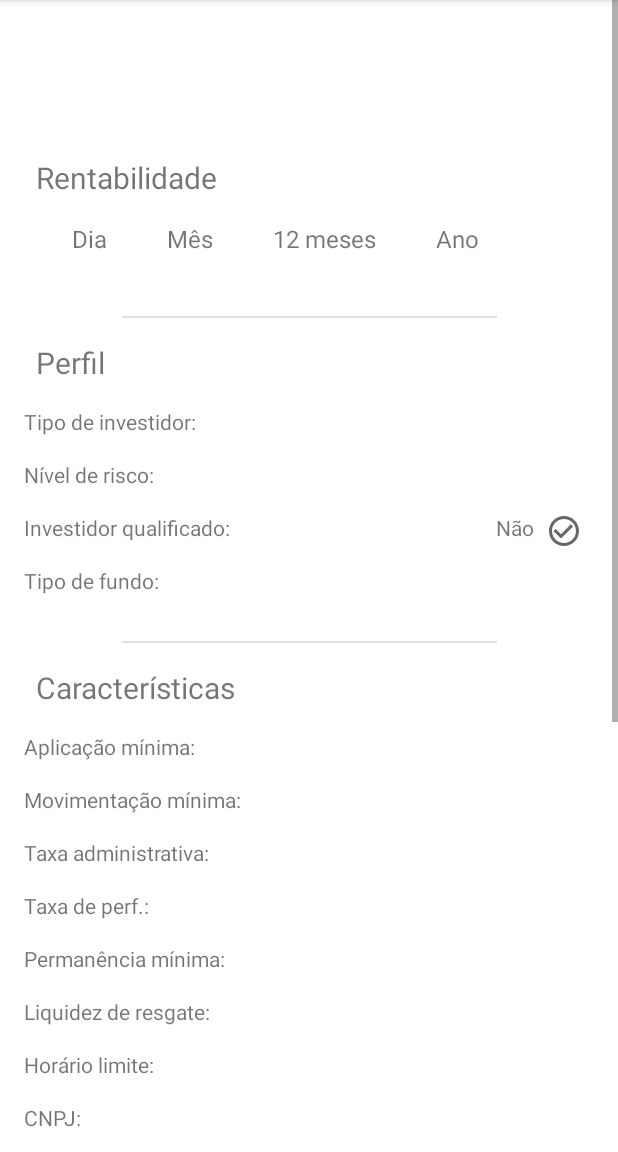
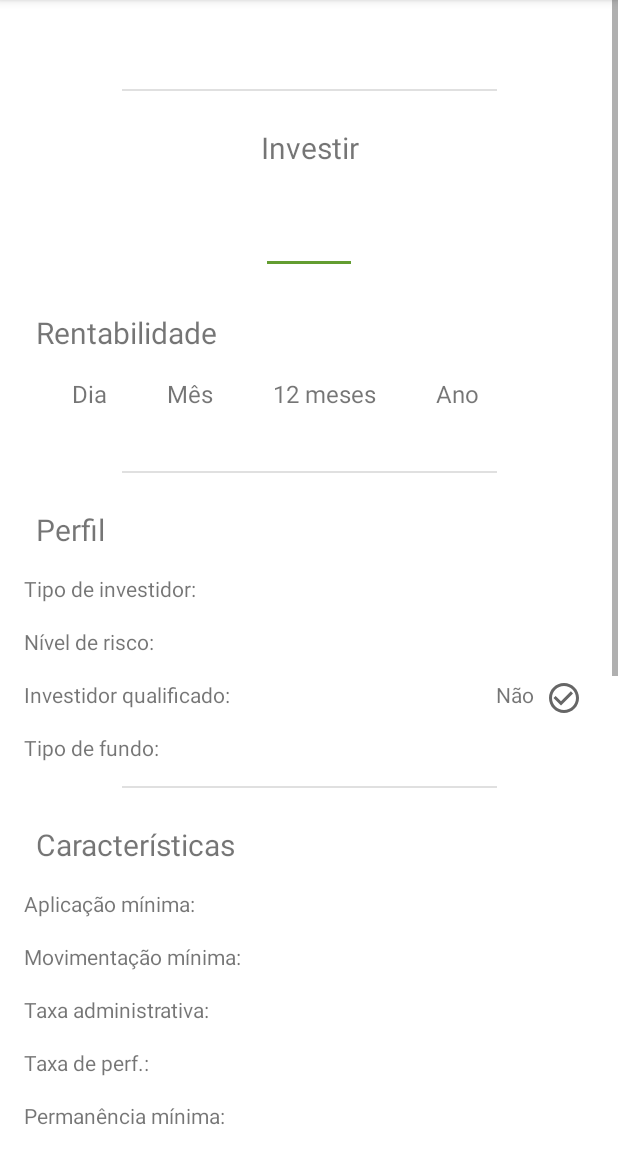
Before and after one commit to R-Vaccari/listador-de-fundos, an Android app: the FundoActivity screen opened directly, with no data from a screen before it, on a phone screen of 412 x 824 dp, the part 84-1236 px from its top. Run offline under Robolectric (Android 15) with nearby library versions, the phone set to English and light mode, and no system bars; libraries missing offline, so code that uses them is left out: com.nostra13.universalimageloader; 23 statements that could not run were skipped.

Commit message:
FundoActivity tweaks and 'invest' section. Cache set to secondary thread, reduced 2 methods to 1

```diff
--- a/app/src/main/java/com/rvapp/listadordefundos/activities/FundoActivity.java
+++ b/app/src/main/java/com/rvapp/listadordefundos/activities/FundoActivity.java
@@ -12,6 +12,7 @@ import androidx.core.content.res.ResourcesCompat;
 import androidx.recyclerview.widget.LinearLayoutManager;
 import androidx.recyclerview.widget.RecyclerView;
 
+import com.google.android.material.textfield.TextInputLayout;
 import com.google.android.material.textview.MaterialTextView;
 import com.nostra13.universalimageloader.core.ImageLoader;
 import com.rvapp.listadordefundos.R;
@@ -48,6 +49,7 @@ public class FundoActivity extends AppCompatActivity {
 
     private void setMainViews() {
         MaterialTextView textFullName = findViewById(R.id.fundo_fullName);
+        TextInputLayout inputLayout = findViewById(R.id.fundo_input_layout);
         MaterialTextView textDayProfit = findViewById(R.id.fundo_profitability_day_value);
         MaterialTextView textMonthProfit = findViewById(R.id.fundo_profitability_month_value);
         MaterialTextView text12mProfit = findViewById(R.id.fundo_profitability_12m_value);
@@ -73,6 +75,7 @@ public class FundoActivity extends AppCompatActivity {
         fundo = intent.getExtras().getParcelable("fundo"); // Recebe Fundo da MainActivity.
 
         textFullName.setText(fundo.getFullName());
+        inputLayout.setPrefixText("R$");
         textDayProfit.setText(fundo.getProfitabilities().getDay().substring(0, 6) + "%");
         textMonthProfit.setText(fundo.getProfitabilities().getMonth().substring(0, 6) + "%");
         text12mProfit.setText(fundo.getProfitabilities().getM12().substring(0, 6) + "%");
--- a/app/src/main/res/layout/activity_fundo.xml
+++ b/app/src/main/res/layout/activity_fundo.xml
@@ -10,6 +10,10 @@
     <androidx.constraintlayout.widget.ConstraintLayout
         android:layout_width="match_parent"
         android:layout_height="wrap_content"
+        android:paddingBottom="8dp">
+        <androidx.constraintlayout.widget.ConstraintLayout
+            android:layout_width="match_parent"
+            android:layout_height="match_parent"
             android:layout_margin="8dp">
             <View
                 android:id="@+id/middle"
@@ -32,16 +36,54 @@
                 app:layout_constraintStart_toStartOf="parent"
                 app:layout_constraintTop_toTopOf="parent" />
 
+            <View
+                android:id="@+id/fundo_divider_invest"
+                android:layout_width="250dp"
+                android:layout_height="1dp"
+                android:layout_marginTop="16dp"
+                android:background="?android:attr/dividerVertical"
+                app:layout_constraintEnd_toEndOf="parent"
+                app:layout_constraintStart_toStartOf="parent"
+                app:layout_constraintTop_toBottomOf="@+id/fundo_fullName" />
+
+            <com.google.android.material.textview.MaterialTextView
+                android:id="@+id/fundo_invest"
+                style="@style/Subtitles"
+                android:layout_width="match_parent"
+                android:layout_height="wrap_content"
+                android:layout_marginTop="24dp"
+                android:text="@string/investir"
+                android:textAlignment="center"
+                app:layout_constraintStart_toStartOf="parent"
+                app:layout_constraintTop_toBottomOf="@+id/fundo_divider_invest" />
+
+            <com.google.android.material.textfield.TextInputLayout
+                android:layout_width="100dp"
+                android:layout_height="wrap_content"
+                android:id="@+id/fundo_input_layout"
+                android:layout_marginTop="8dp"
+                android:gravity="center"
+                app:layout_constraintEnd_toEndOf="parent"
+                app:layout_constraintStart_toStartOf="parent"
+                app:layout_constraintTop_toBottomOf="@id/fundo_invest" >
+                <com.google.android.material.textfield.TextInputEditText
+                    android:id="@+id/fundo_input"
+                    android:backgroundTint="@android:color/transparent"
+                    android:textColor="@color/green_medium"
+                    android:layout_width="wrap_content"
+                    android:layout_height="wrap_content" />
+            </com.google.android.material.textfield.TextInputLayout>
+
             <com.google.android.material.textview.MaterialTextView
                 android:id="@+id/fundo_profitability_subtitle"
+                style="@style/Subtitles"
                 android:layout_width="wrap_content"
                 android:layout_height="wrap_content"
                 android:layout_marginStart="16dp"
-            android:layout_marginTop="48dp"
+                android:layout_marginTop="32dp"
                 android:text="@string/rentabilidade"
-            style="@style/Subtitles"
                 app:layout_constraintStart_toStartOf="parent"
-            app:layout_constraintTop_toBottomOf="@+id/fundo_fullName" />
+                app:layout_constraintTop_toBottomOf="@+id/fundo_input_layout" />
 
             <com.google.android.material.textview.MaterialTextView
                 android:id="@+id/fundo_profitability_day"
@@ -52,7 +94,7 @@
                 android:text="@string/dia"
                 android:textSize="16sp"
                 app:layout_constraintStart_toStartOf="parent"
-            app:layout_constraintTop_toBottomOf="@+id/fundo_profitability_subtitle" />
+                app:layout_constraintTop_toBottomOf="@id/fundo_profitability_subtitle" />
 
             <com.google.android.material.textview.MaterialTextView
                 android:id="@+id/fundo_profitability_day_value"
@@ -72,8 +114,8 @@
                 android:layout_marginTop="16dp"
                 android:text="@string/mes"
                 android:textSize="16sp"
-            app:layout_constraintStart_toEndOf="@+id/fundo_profitability_day"
-            app:layout_constraintTop_toBottomOf="@+id/fundo_profitability_subtitle" />
+                app:layout_constraintStart_toEndOf="@id/fundo_profitability_day"
+                app:layout_constraintTop_toBottomOf="@id/fundo_profitability_subtitle" />
 
             <com.google.android.material.textview.MaterialTextView
                 android:id="@+id/fundo_profitability_month_value"
@@ -93,8 +135,8 @@
                 android:layout_marginTop="16dp"
                 android:text="@string/doze_meses"
                 android:textSize="16sp"
-            app:layout_constraintStart_toEndOf="@+id/fundo_profitability_month"
-            app:layout_constraintTop_toBottomOf="@+id/fundo_profitability_subtitle" />
+                app:layout_constraintStart_toEndOf="@id/fundo_profitability_month"
+                app:layout_constraintTop_toBottomOf="@id/fundo_profitability_subtitle" />
 
             <com.google.android.material.textview.MaterialTextView
                 android:id="@+id/fundo_profitability_12m_value"
@@ -114,8 +156,8 @@
                 android:layout_marginTop="16dp"
                 android:text="@string/ano"
                 android:textSize="16sp"
-            app:layout_constraintStart_toEndOf="@+id/fundo_profitability_12m"
-            app:layout_constraintTop_toBottomOf="@+id/fundo_profitability_subtitle" />
+                app:layout_constraintStart_toEndOf="@id/fundo_profitability_12m"
+                app:layout_constraintTop_toBottomOf="@id/fundo_profitability_subtitle" />
 
             <com.google.android.material.textview.MaterialTextView
                 android:id="@+id/fundo_profitability_year_value"
@@ -128,25 +170,26 @@
                 app:layout_constraintTop_toBottomOf="@id/fundo_profitability_year" />
 
             <View
-            android:id="@+id/view"
+                android:id="@+id/fundo_divider_profile"
                 android:layout_width="250dp"
                 android:layout_height="1dp"
-            android:layout_marginBottom="16dp"
+                android:layout_marginTop="16dp"
                 android:background="?android:attr/dividerVertical"
                 app:layout_constraintBottom_toTopOf="@+id/fundo_profile_subtitle"
                 app:layout_constraintEnd_toEndOf="parent"
-            app:layout_constraintStart_toStartOf="parent" />
+                app:layout_constraintStart_toStartOf="parent"
+                app:layout_constraintTop_toBottomOf="@+id/fundo_profitability_12m_value" />
 
             <com.google.android.material.textview.MaterialTextView
                 android:id="@+id/fundo_profile_subtitle"
                 android:layout_width="wrap_content"
                 android:layout_height="wrap_content"
                 android:layout_marginStart="16dp"
-            android:layout_marginTop="96dp"
+                android:layout_marginTop="24dp"
                 android:text="@string/perfil"
                 style="@style/Subtitles"
                 app:layout_constraintStart_toStartOf="parent"
-            app:layout_constraintTop_toBottomOf="@id/fundo_profitability_subtitle" />
+                app:layout_constraintTop_toBottomOf="@id/fundo_divider_profile" />
 
             <com.google.android.material.textview.MaterialTextView
                 android:layout_width="wrap_content"
@@ -245,24 +288,25 @@
                 app:layout_constraintTop_toBottomOf="@id/fundo_profile_fund_qualified" />
 
             <View
+                android:id="@+id/fundo_divider_characteristics"
                 android:layout_width="250dp"
                 android:layout_height="1dp"
-            android:layout_marginBottom="16dp"
+                android:layout_marginTop="16dp"
                 android:background="?android:attr/dividerVertical"
-            app:layout_constraintBottom_toTopOf="@+id/fundo_characteristics_subtitle"
                 app:layout_constraintEnd_toEndOf="parent"
-            app:layout_constraintStart_toStartOf="parent" />
+                app:layout_constraintStart_toStartOf="parent"
+                app:layout_constraintTop_toBottomOf="@+id/fundo_profile_fund_class_value" />
 
             <com.google.android.material.textview.MaterialTextView
                 android:id="@+id/fundo_characteristics_subtitle"
+                style="@style/Subtitles"
                 android:layout_width="wrap_content"
                 android:layout_height="wrap_content"
                 android:layout_marginStart="16dp"
-            android:layout_marginTop="48dp"
+                android:layout_marginTop="24dp"
                 android:text="@string/caracteristicas"
-            style="@style/Subtitles"
                 app:layout_constraintStart_toStartOf="parent"
-            app:layout_constraintTop_toBottomOf="@id/fundo_profile_fund_class_value" />
+                app:layout_constraintTop_toBottomOf="@+id/fundo_divider_characteristics" />
 
             <com.google.android.material.textview.MaterialTextView
                 android:layout_width="wrap_content"
@@ -460,26 +504,28 @@
                 app:layout_constraintTop_toBottomOf="@id/fundo_profile_fund_cnpj" />
 
             <View
+                android:id="@+id/fundo_divider_media"
                 android:layout_width="250dp"
                 android:layout_height="1dp"
-            android:layout_marginBottom="16dp"
+                android:layout_marginTop="16dp"
                 android:background="?android:attr/dividerVertical"
-            app:layout_constraintBottom_toTopOf="@id/fundo_profile_media_subtitle"
                 app:layout_constraintEnd_toEndOf="parent"
-            app:layout_constraintStart_toStartOf="parent" />
+                app:layout_constraintStart_toStartOf="parent"
+                app:layout_constraintTop_toBottomOf="@+id/fundo_profile_manager_fullname_value" />
 
             <com.google.android.material.textview.MaterialTextView
                 android:id="@+id/fundo_profile_media_subtitle"
+                style="@style/Subtitles"
                 android:layout_width="wrap_content"
                 android:layout_height="wrap_content"
                 android:layout_marginStart="16dp"
-            android:layout_marginTop="48dp"
+                android:layout_marginTop="24dp"
                 android:text="@string/midia"
-            style="@style/Subtitles"
                 app:layout_constraintStart_toStartOf="parent"
-            app:layout_constraintTop_toBottomOf="@id/fundo_profile_manager_fullname_value" />
+                app:layout_constraintTop_toBottomOf="@+id/fundo_divider_media" />
 
             <ImageView
+                android:id="@+id/imageView"
                 android:layout_width="wrap_content"
                 android:layout_height="wrap_content"
                 android:layout_marginStart="8dp"
@@ -513,7 +559,7 @@
             <androidx.constraintlayout.widget.ConstraintLayout
                 android:layout_width="match_parent"
                 android:layout_height="125dp"
-            android:layout_marginTop="16dp"
+                android:layout_marginTop="8dp"
                 android:id="@+id/fundo_profile_videos_layout"
                 app:layout_constraintEnd_toEndOf="parent"
                 app:layout_constraintStart_toStartOf="parent"
@@ -550,36 +596,33 @@
             <androidx.constraintlayout.widget.ConstraintLayout
                 android:layout_width="200dp"
                 android:layout_height="125dp"
-            android:layout_marginTop="16dp"
+                android:layout_marginTop="8dp"
+                app:layout_constraintBottom_toBottomOf="parent"
                 app:layout_constraintEnd_toEndOf="parent"
                 app:layout_constraintStart_toStartOf="parent"
                 app:layout_constraintTop_toBottomOf="@id/fundo_profile_media_strategy_header">
+
                 <ImageView
                     android:id="@+id/fundo_profile_strategy_video_thumbnail"
                     android:layout_width="match_parent"
                     android:layout_height="75dp"
+                    android:contentDescription="@string/thumbnail_descricao"
                     app:layout_constraintEnd_toEndOf="parent"
                     app:layout_constraintStart_toStartOf="parent"
-                app:layout_constraintTop_toTopOf="parent"
-                android:contentDescription="@string/thumbnail_descricao" />
+                    app:layout_constraintTop_toTopOf="parent" />
+
                 <com.google.android.material.textview.MaterialTextView
+                    android:id="@+id/fundo_profile_strategy_video_title"
                     android:layout_width="0dp"
                     android:layout_height="0dp"
-                android:id="@+id/fundo_profile_strategy_video_title"
                     android:layout_marginTop="8dp"
+                    android:layout_marginBottom="24dp"
                     android:textAlignment="center"
                     app:layout_constraintBottom_toBottomOf="parent"
                     app:layout_constraintEnd_toEndOf="parent"
                     app:layout_constraintStart_toStartOf="parent"
                     app:layout_constraintTop_toBottomOf="@id/fundo_profile_strategy_video_thumbnail" />
             </androidx.constraintlayout.widget.ConstraintLayout>
-
-        <View
-            android:layout_width="wrap_content"
-            android:layout_height="wrap_content"
-            android:layout_marginTop="96dp"
-            app:layout_constraintEnd_toEndOf="parent"
-            app:layout_constraintStart_toStartOf="parent"
-            app:layout_constraintTop_toBottomOf="@id/fundo_profile_media_strategy_unavailable"/>
+        </androidx.constraintlayout.widget.ConstraintLayout>
     </androidx.constraintlayout.widget.ConstraintLayout>
 </ScrollView>
--- a/app/src/main/res/values/strings.xml
+++ b/app/src/main/res/values/strings.xml
@@ -7,6 +7,7 @@
     <string name="sim">Sim</string>
     <string name="nao">Não</string>
 
+    <string name="investir">Investir</string>
     <string name="nao_ha_videos_disponiveis">Não há vídeos disponíveis para este fundo.</string>
     <string name="performance">Performance</string>
     <string name="estrategia">Estratégia</string>
@@ -15,7 +16,7 @@
     <string name="cnpj">CNPJ: </string>
     <string name="nome">Nome: </string>
     <string name="descricao">Descrição: </string>
-    <string name="administradora">Administradora</string>
+    <string name="administradora">Administradora: </string>
     <string name="horario_limite">Horário limite: </string>
     <string name="liquidez_resgate">Liquidez de resgate: </string>
     <string name="rentabilidade_indisponivel">Rentabilidade indisponível</string>
--- a/app/src/main/res/values/themes.xml
+++ b/app/src/main/res/values/themes.xml
@@ -13,7 +13,7 @@
         <item name="android:textSize">20sp</item>
     </style>
     <style name="Titles">
-        <item name="android:textSize">24sp</item>
+        <item name="android:textSize">20sp</item>
         <item name="fontFamily">sans-serif-black</item>
         <item name="android:textAlignment">center</item>
     </style>
```
Also changed, not shown: app/src/main/java/com/rvapp/listadordefundos/model/FundoProvider.java (+29 -27 lines), app/src/main/java/com/rvapp/listadordefundos/viewmodel/FundoViewModel.java (+6 -5 lines). Lines whose indentation alone changed are shown as unchanged.
